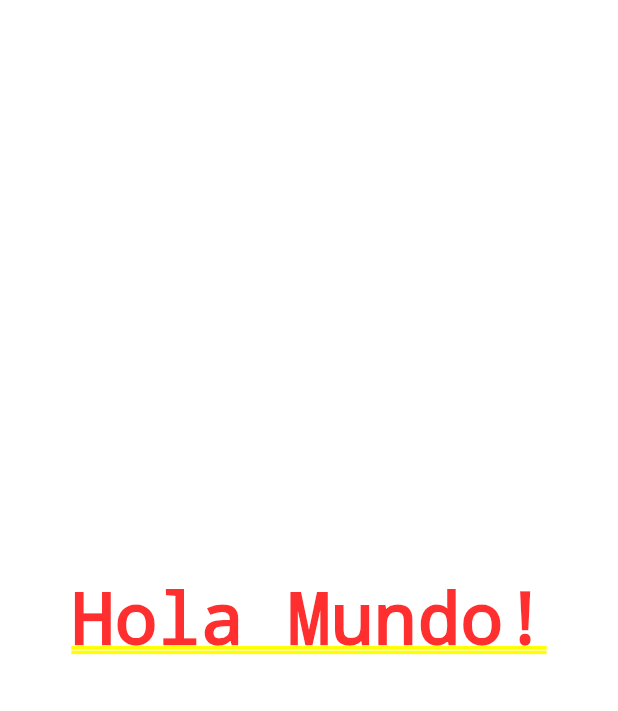
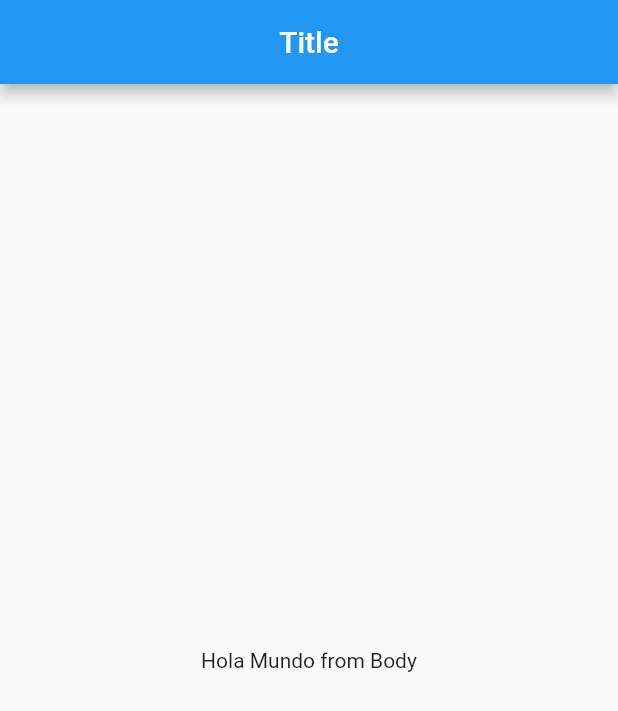
Before and after one commit to jorwan/flutter-apps, a Flutter app: the screen it shows after launch, on a phone screen of 412 x 824 dp. Shown: the top 711 px of the screen. Run offline on Flutter 3.47's test engine with Material 2 defaults, Android fonts, the phone set to English and light mode, and no system bars.

Commit message:
First use of Scaffold

```diff
--- a/contador/lib/src/app.dart
+++ b/contador/lib/src/app.dart
@@ -1,11 +1,12 @@
 import 'package:flutter/material.dart';
+import 'package:contador/src/pages/home_page.dart';
 
 class MyApp extends StatelessWidget {
   @override
   Widget build(BuildContext context){
     return MaterialApp(
       home: Center(
-        child: Text("Hola Mundo!")
+        child: HomePage()
       )
     );
   }
--- /dev/null
+++ b/contador/lib/src/pages/home_page.dart
@@ -0,0 +1,16 @@
+import 'package:flutter/material.dart';
+
+class HomePage extends StatelessWidget {
+  @override
+  Widget build(BuildContext context) {
+    return Scaffold(
+      appBar: AppBar(
+        title: Text('Title'),
+        centerTitle: true,
+      ),
+      body: Center(
+        child: Text('Hola Mundo from Body'),
+      )
+    );
+  }
+}
```
